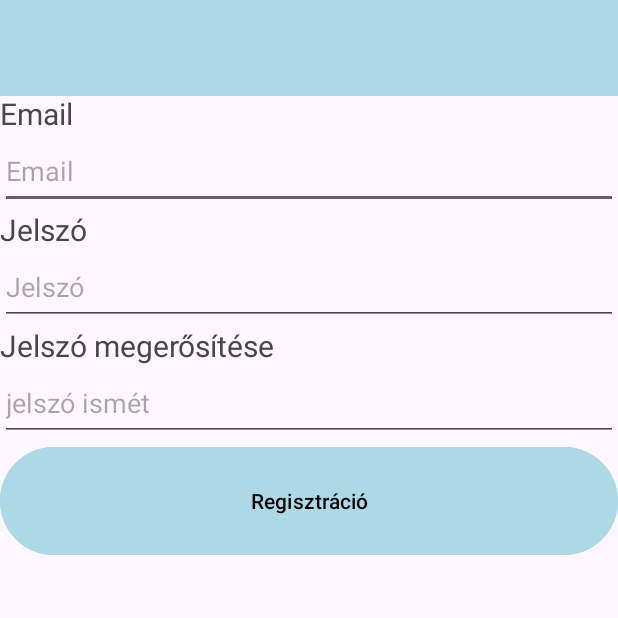
After one commit to toterik/TomegKozlekedes, an Android app: the RegisterActivity screen opened directly, with no data from a screen before it, on a phone screen of 412 x 824 dp, the top half of it. The commit adds this screen. Run offline under Robolectric (Android 15) with nearby library versions, the phone set to English and light mode, and no system bars; our stand-ins replace Firebase (no records; nobody signed in at launch, a user with empty details on screens opened directly).

Commit message:
Regisztráció implementálása

```diff
--- a/app/src/main/AndroidManifest.xml
+++ b/app/src/main/AndroidManifest.xml
@@ -13,6 +13,9 @@
         android:theme="@style/Theme.TomegKozlekedesJelento"
         tools:targetApi="31">
         <activity
+            android:name=".RegisterActivity"
+            android:exported="false" />
+        <activity
             android:name=".MainActivity"
             android:exported="true">
             <intent-filter>
--- /dev/null
+++ b/app/src/main/res/layout/activity_register.xml
@@ -0,0 +1,84 @@
+<?xml version="1.0" encoding="utf-8"?>
+<ScrollView
+    xmlns:android="http://schemas.android.com/apk/res/android"
+    xmlns:app="http://schemas.android.com/apk/res-auto"
+    android:layout_width="match_parent"
+    android:layout_height="match_parent">
+    <androidx.constraintlayout.widget.ConstraintLayout
+        xmlns:tools="http://schemas.android.com/tools"
+        android:layout_width="match_parent"
+        android:layout_height="match_parent"
+        tools:context=".RegisterActivity"
+        android:scrollbars="vertical">
+
+        <androidx.appcompat.widget.Toolbar
+            android:id="@+id/toolbar"
+            android:layout_width="match_parent"
+            android:layout_height="?attr/actionBarSize"
+            android:background="@color/lightblue"
+            android:elevation="4dp"
+            app:navigationIcon="@null"
+            app:layout_constraintTop_toTopOf="parent"/>
+
+        <LinearLayout
+            android:layout_width="match_parent"
+            android:layout_height="match_parent"
+            android:orientation="vertical"
+            android:layout_marginTop="65dp"
+            tools:layout_editor_absoluteX="-206dp"
+            tools:layout_editor_absoluteY="-136dp">
+
+            <TextView
+                android:layout_width="wrap_content"
+                android:layout_height="wrap_content"
+                android:paddingTop="62dp"
+                android:textSize="20dp"
+                android:text="@string/email" />
+
+            <EditText
+                android:id="@+id/email"
+                android:layout_width="match_parent"
+                android:layout_height="50dp"
+                android:hint="@string/email"
+                android:inputType="textEmailAddress" />
+
+            <TextView
+                android:layout_width="wrap_content"
+                android:layout_height="wrap_content"
+                android:textSize="20dp"
+                android:text="@string/password" />
+
+            <EditText
+                android:id="@+id/password"
+                android:layout_width="match_parent"
+                android:layout_height="50dp"
+                android:hint="@string/password"
+                android:inputType="textPassword" />
+
+            <TextView
+                android:layout_width="wrap_content"
+                android:layout_height="wrap_content"
+                android:textSize="20dp"
+                android:text="@string/passwdagain" />
+
+            <EditText
+                android:id="@+id/passwordagain"
+                android:layout_width="match_parent"
+                android:layout_height="50dp"
+                android:hint="jelszó ismét"
+                android:inputType="textPassword" />
+
+            <Button
+                android:id="@+id/registerButton"
+                android:layout_width="match_parent"
+                android:layout_height="80dp"
+                android:onClick="regisztracio"
+                android:backgroundTint="@color/lightblue"
+                android:textColor="@color/black"
+                android:text="Regisztráció" />
+
+
+        </LinearLayout>
+
+    </androidx.constraintlayout.widget.ConstraintLayout>
+</ScrollView>
--- a/app/src/main/res/values/colors.xml
+++ b/app/src/main/res/values/colors.xml
@@ -2,4 +2,5 @@
 <resources>
     <color name="black">#FF000000</color>
     <color name="white">#FFFFFFFF</color>
+    <color name="lightblue">#ADD8E6</color>
 </resources>
```
Also changed, not shown: app/src/main/java/szakdolgozat/tomegkozlekedesjelento/MainActivity.java (+8 -0 lines), app/src/main/java/szakdolgozat/tomegkozlekedesjelento/RegisterActivity.java (added, +92 -0 lines), app/src/main/res/layout/activity_main.xml (+18 -1 lines), app/src/main/res/values/strings.xml (+16 -1 lines).
